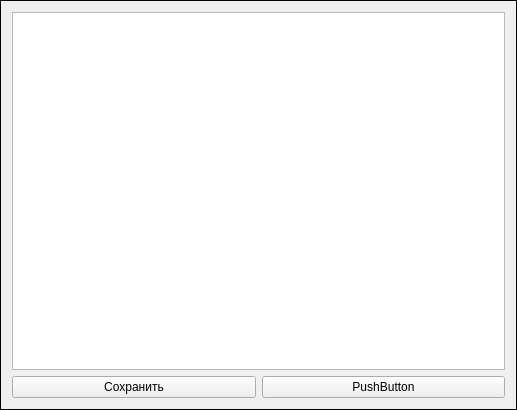
First picture: the form in QtNutrition_components_assessment/SummaryWindow.ui, repository v43d3rm4k4r/QtNutritionComponentsAssessment, before the edit.
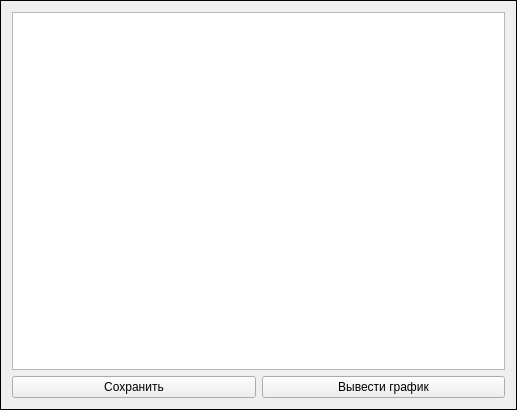
Second picture: the form after the edit.

Diff of the .ui file:
```diff
--- a/QtNutrition_components_assessment/SummaryWindow.ui
+++ b/QtNutrition_components_assessment/SummaryWindow.ui
@@ -47,7 +47,7 @@
        <item>
         <widget class="QPushButton" name="pushButton_2">
          <property name="text">
-          <string>PushButton</string>
+          <string>Вывести график</string>
          </property>
         </widget>
        </item>
```
Left out of the diff: 4 changed lines with no effect on the pictures.
